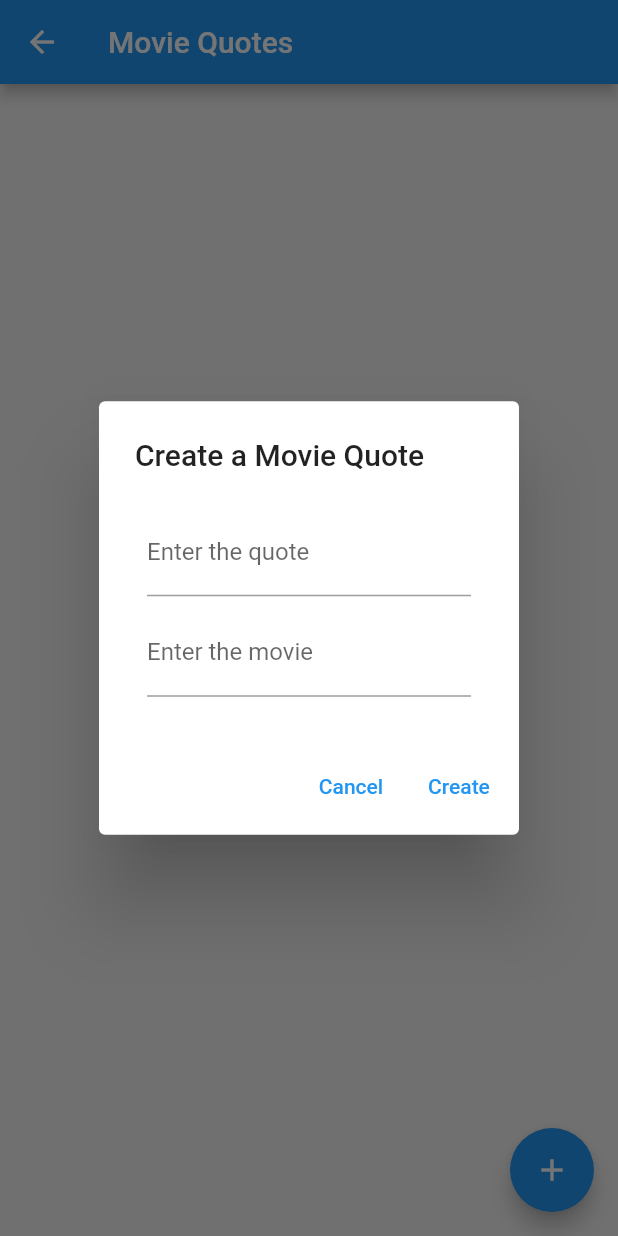
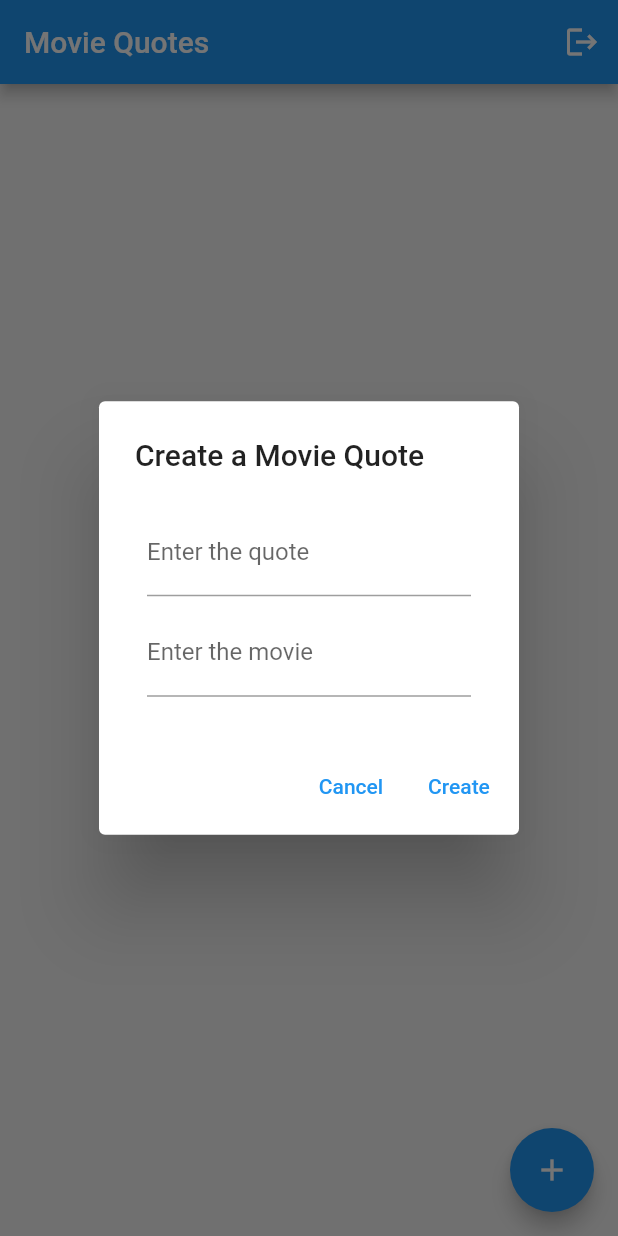
Before and after one commit to CSSE490-Flutter-Winter-2022-2023/movie-quotes, a Flutter app: the MovieQuotesListPage screen opened directly, after a tap on the "add" icon, on a phone screen of 412 x 824 dp. Run offline on Flutter 3.47's test engine with Material 2 defaults, Android fonts, the phone set to English and light mode, and no system bars; our stand-ins replace cloud_firestore, email_validator, firebase_auth, firebase_core; accounts and stored records are empty; network calls fail.

Commit message:
progress on Friday

```diff
--- a/movie_quotes/lib/main.dart
+++ b/movie_quotes/lib/main.dart
@@ -1,5 +1,4 @@
 import 'package:flutter/material.dart';
-import 'package:movie_quotes/pages/login_front_page.dart';
 import 'package:movie_quotes/pages/movie_quotes_list_page.dart';
 import 'package:firebase_core/firebase_core.dart';
 import 'firebase_options.dart';
@@ -17,12 +16,12 @@ class MyApp extends StatelessWidget {
   @override
   Widget build(BuildContext context) {
     return MaterialApp(
+      debugShowCheckedModeBanner: false,
       title: 'Movie Quotes',
       theme: ThemeData(
         primarySwatch: Colors.blue,
       ),
-      // home: const MovieQuotesListPage(),
-      home: const LoginFrontPage(),
+      home: const MovieQuotesListPage(),
     );
   }
 }
--- a/movie_quotes/lib/pages/movie_quotes_list_page.dart
+++ b/movie_quotes/lib/pages/movie_quotes_list_page.dart
@@ -2,9 +2,12 @@ import 'dart:async';
 
 import 'package:flutter/material.dart';
 import 'package:movie_quotes/components/movie_quote_row_component.dart';
+import 'package:movie_quotes/managers/auth_manager.dart';
 import 'package:movie_quotes/managers/movie_quotes_collection_manager.dart';
 import 'package:movie_quotes/models/movie_quote.dart';
 import 'package:movie_quotes/pages/movie_quote_detail_page.dart';
+
+import 'login_front_page.dart';
 
 class MovieQuotesListPage extends StatefulWidget {
   const MovieQuotesListPage({super.key});
@@ -20,12 +23,23 @@ class _MovieQuotesListPageState extends State<MovieQuotesListPage> {
 
   StreamSubscription? movieQuotesSubscription;
 
+  UniqueKey? _loginObserverKey;
+  UniqueKey? _logoutObserverKey;
+
   @override
   void initState() {
     super.initState();
 
     movieQuotesSubscription =
         MovieQuotesCollectionManager.instance.startListening(() {
+      setState(() {});
+    });
+
+    _loginObserverKey = AuthManager.instance.addLoginObserver(() {
+      setState(() {});
+    });
+
+    _logoutObserverKey = AuthManager.instance.addLogoutObserver(() {
       setState(() {});
     });
   }
@@ -36,6 +50,8 @@ class _MovieQuotesListPageState extends State<MovieQuotesListPage> {
     movieTextController.dispose();
     MovieQuotesCollectionManager.instance
         .stopListening(movieQuotesSubscription);
+    AuthManager.instance.removeObserver(_loginObserverKey);
+    AuthManager.instance.removeObserver(_logoutObserverKey);
     super.dispose();
   }
 
@@ -64,7 +80,31 @@ class _MovieQuotesListPageState extends State<MovieQuotesListPage> {
 
     return Scaffold(
       appBar: AppBar(
-        title: const Text("Movie Quotes"),
+        title: Text("Movie Quotes"),
+        actions: AuthManager.instance.isSignedIn
+            ? [
+                // TODO: Remove this whole section once a drawer!
+                IconButton(
+                  onPressed: () {
+                    AuthManager.instance.signOut();
+                  },
+                  tooltip: "Log out",
+                  icon: const Icon(Icons.logout),
+                ),
+              ]
+            : [
+                IconButton(
+                  onPressed: () {
+                    Navigator.push(context, MaterialPageRoute(
+                      builder: (BuildContext context) {
+                        return const LoginFrontPage();
+                      },
+                    ));
+                  },
+                  tooltip: "Log in",
+                  icon: const Icon(Icons.login),
+                ),
+              ],
       ),
       backgroundColor: Colors.grey[100],
       body: ListView(
```
Also changed, not shown: movie_quotes/lib/managers/auth_manager.dart (+26 -1 lines), movie_quotes/lib/pages/email_password_auth_page.dart (+9 -1 lines).
